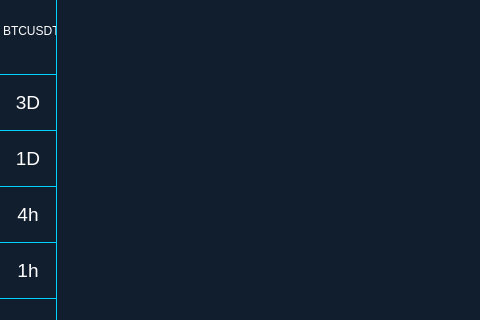
seldish-og/Crypto-Manager-Desktop-App, file res/src/templates/chart.ui: the form before one commit; both pictures show x 0 to 480 and y 0 to 320 of the 866 by 600 pixel window.
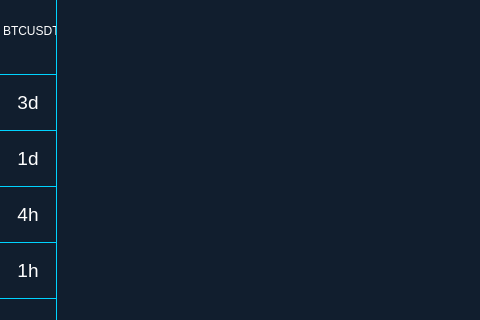
The form after the commit. Icons and pictures are not drawn.

Diff of the .ui file:
```diff
--- a/res/src/templates/chart.ui
+++ b/res/src/templates/chart.ui
@@ -163,14 +163,14 @@
              </sizepolicy>
             </property>
             <property name="text">
-             <string>3D</string>
+             <string>3d</string>
             </property>
            </widget>
           </item>
           <item>
            <widget class="QPushButton" name="dayTimestampButton">
             <property name="text">
-             <string>1D</string>
+             <string>1d</string>
             </property>
            </widget>
           </item>
```
